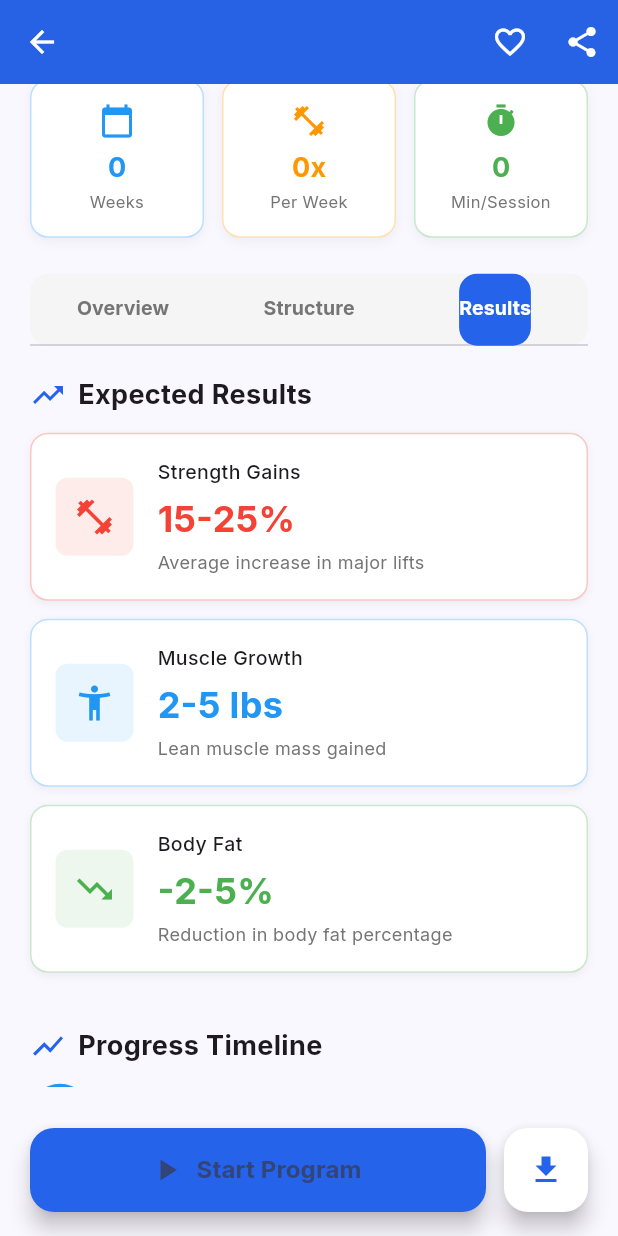
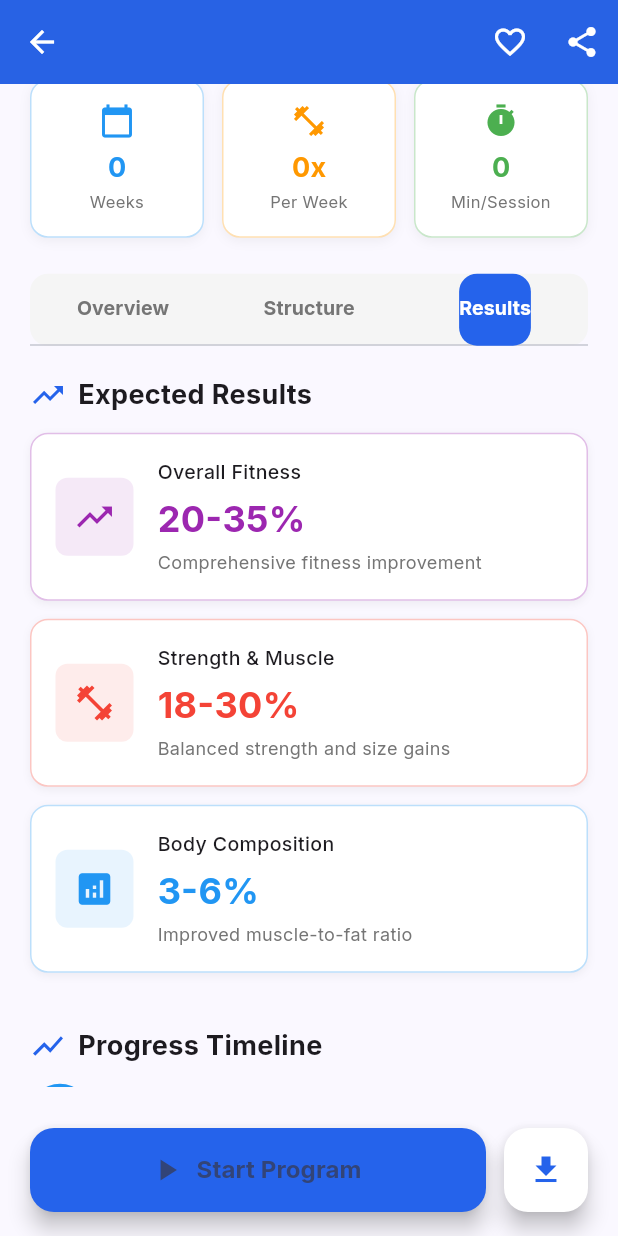
Before and after one commit to AKHIL-149/workout-wizard, a Flutter app: the ProgramDetailsScreen screen opened directly with empty values, tab 3 chosen, scrolled down 258 dp, on a phone screen of 412 x 824 dp. Run offline on Flutter 3.47's test engine with Material 3 defaults, Android fonts, the phone set to English and light mode, and no system bars; our stand-ins replace connectivity_plus, device_info_plus, fl_chart, google_fonts, shared_preferences; missing offline and left inert: shared_preferences.dart; accounts and stored records are empty.

Commit message:
Enhanced Results tab with goal-specific dynamic content and timeline

```diff
--- a/fitness_frontend/lib/screens/program_details_screen.dart
+++ b/fitness_frontend/lib/screens/program_details_screen.dart
@@ -468,6 +468,9 @@ class _ProgramDetailsScreenState extends State<ProgramDetailsScreen>
   }
 
   Widget _buildResultsTab() {
+    final goalSpecificResults = _buildGoalSpecificResults();
+    final dynamicTimeline = _buildDynamicTimeline();
+
     return SingleChildScrollView(
       padding: const EdgeInsets.all(20),
       child: Column(
@@ -475,52 +478,11 @@ class _ProgramDetailsScreenState extends State<ProgramDetailsScreen>
         children: [
           _buildSectionTitle('Expected Results', Icons.trending_up),
           const SizedBox(height: 12),
-
-          _buildResultCard(
-            'Strength Gains',
-            '15-25%',
-            'Average increase in major lifts',
-            Icons.fitness_center,
-            Colors.red,
-          ),
-          _buildResultCard(
-            'Muscle Growth',
-            '2-5 lbs',
-            'Lean muscle mass gained',
-            Icons.accessibility_new,
-            Colors.blue,
-          ),
-          _buildResultCard(
-            'Body Fat',
-            '-2-5%',
-            'Reduction in body fat percentage',
-            Icons.trending_down,
-            Colors.green,
-          ),
-
+          ...goalSpecificResults,
           const SizedBox(height: 24),
           _buildSectionTitle('Progress Timeline', Icons.show_chart),
           const SizedBox(height: 12),
-
-          _buildTimelineItem(
-            'Week 1-2',
-            'Adaptation Phase',
-            'Learning movements, some initial strength gains',
-            Colors.blue,
-          ),
-          _buildTimelineItem(
-            'Week 3-6',
-            'Noticeable Changes',
-            'Visible muscle definition, improved endurance',
-            Colors.orange,
-          ),
-          _buildTimelineItem(
-            'Week 7+',
-            'Transformation',
-            'Significant strength gains, body recomposition',
-            Colors.green,
-          ),
-
+          ...dynamicTimeline,
           const SizedBox(height: 24),
           Container(
             padding: const EdgeInsets.all(16),
@@ -548,6 +510,214 @@ class _ProgramDetailsScreenState extends State<ProgramDetailsScreen>
         ],
       ),
     );
+  }
+
+  List<Widget> _buildGoalSpecificResults() {
+    final goal = widget.recommendation.primaryGoal.toLowerCase();
+    final level = widget.recommendation.primaryLevel.toLowerCase();
+
+    // Adjust expectations based on level
+    double strengthMultiplier = level == 'beginner' ? 1.2 : (level == 'intermediate' ? 1.0 : 0.8);
+    double muscleMultiplier = level == 'beginner' ? 1.3 : (level == 'intermediate' ? 1.0 : 0.7);
+
+    if (goal.contains('strength') || goal.contains('power')) {
+      return [
+        _buildResultCard(
+          'Strength Gains',
+          '${(20 * strengthMultiplier).round()}-${(30 * strengthMultiplier).round()}%',
+          'Average increase in major lifts',
+          Icons.fitness_center,
+          Colors.red,
+        ),
+        _buildResultCard(
+          'Power Output',
+          '15-20%',
+          'Explosive strength improvements',
+          Icons.bolt,
+          Colors.orange,
+        ),
+        _buildResultCard(
+          'Muscle Density',
+          '${(2 * muscleMultiplier).round()}-${(4 * muscleMultiplier).round()} lbs',
+          'Dense, functional muscle mass',
+          Icons.accessibility_new,
+          Colors.blue,
+        ),
+      ];
+    } else if (goal.contains('muscle') || goal.contains('hypertrophy')) {
+      return [
+        _buildResultCard(
+          'Muscle Growth',
+          '${(3 * muscleMultiplier).round()}-${(7 * muscleMultiplier).round()} lbs',
+          'Lean muscle mass gained',
+          Icons.accessibility_new,
+          Colors.blue,
+        ),
+        _buildResultCard(
+          'Muscle Definition',
+          '40-60%',
+          'Increased muscle visibility',
+          Icons.visibility,
+          Colors.purple,
+        ),
+        _buildResultCard(
+          'Strength Gains',
+          '${(15 * strengthMultiplier).round()}-${(25 * strengthMultiplier).round()}%',
+          'Secondary benefit from training',
+          Icons.fitness_center,
+          Colors.red,
+        ),
+      ];
+    } else if (goal.contains('weight') || goal.contains('fat') || goal.contains('loss')) {
+      return [
+        _buildResultCard(
+          'Body Fat',
+          '-3-7%',
+          'Reduction in body fat percentage',
+          Icons.trending_down,
+          Colors.green,
+        ),
+        _buildResultCard(
+          'Weight Loss',
+          '8-15 lbs',
+          'Healthy sustainable fat loss',
+          Icons.monitor_weight,
+          Colors.teal,
+        ),
+        _buildResultCard(
+          'Muscle Retention',
+          '95-100%',
+          'Preserve lean muscle mass',
+          Icons.shield,
+          Colors.blue,
+        ),
+      ];
+    } else if (goal.contains('cardio') || goal.contains('endurance')) {
+      return [
+        _buildResultCard(
+          'VO2 Max',
+          '12-18%',
+          'Cardiovascular capacity improvement',
+          Icons.favorite,
+          Colors.red,
+        ),
+        _buildResultCard(
+          'Endurance',
+          '25-40%',
+          'Increased workout stamina',
+          Icons.timer,
+          Colors.orange,
+        ),
+        _buildResultCard(
+          'Recovery Speed',
+          '30-45%',
+          'Faster between-set recovery',
+          Icons.refresh,
+          Colors.green,
+        ),
+      ];
+    } else {
+      // General fitness or unknown goal
+      return [
+        _buildResultCard(
+          'Overall Fitness',
+          '20-35%',
+          'Comprehensive fitness improvement',
+          Icons.trending_up,
+          Colors.purple,
+        ),
+        _buildResultCard(
+          'Strength & Muscle',
+          '${(15 * strengthMultiplier).round()}-${(25 * strengthMultiplier).round()}%',
+          'Balanced strength and size gains',
+          Icons.fitness_center,
+          Colors.red,
+        ),
+        _buildResultCard(
+          'Body Composition',
+          '3-6%',
+          'Improved muscle-to-fat ratio',
+          Icons.analytics,
+          Colors.blue,
+        ),
+      ];
+    }
+  }
+
+  List<Widget> _buildDynamicTimeline() {
+    final weeks = widget.recommendation.programLength;
+    final level = widget.recommendation.primaryLevel.toLowerCase();
+
+    if (weeks <= 4) {
+      // Short programs
+      return [
+        _buildTimelineItem(
+          'Week 1',
+          'Quick Start',
+          level == 'beginner' ? 'Form mastery and initial adaptation' : 'Rapid strength activation',
+          Colors.blue,
+        ),
+        _buildTimelineItem(
+          'Week 2-3',
+          'Progressive Gains',
+          'Noticeable improvements in performance',
+          Colors.orange,
+        ),
+        _buildTimelineItem(
+          'Week 4',
+          'Peak Performance',
+          'Maximum output and visible changes',
+          Colors.green,
+        ),
+      ];
+    } else if (weeks <= 8) {
+      // Medium programs
+      return [
+        _buildTimelineItem(
+          'Week 1-2',
+          'Foundation Phase',
+          'Neural adaptation and movement patterns',
+          Colors.blue,
+        ),
+        _buildTimelineItem(
+          'Week 3-5',
+          'Growth Phase',
+          'Visible muscle development and strength gains',
+          Colors.orange,
+        ),
+        _buildTimelineItem(
+          'Week 6-8',
+          'Peak Phase',
+          'Maximum results and performance',
+          Colors.green,
+        ),
+      ];
+    } else {
+      // Long programs (8+ weeks)
+      final midPoint = (weeks / 2).round();
+      final peakPoint = ((weeks * 0.75).round());
+
+      return [
+        _buildTimelineItem(
+          'Week 1-$midPoint',
+          'Foundation Building',
+          'Systematic strength and muscle development',
+          Colors.blue,
+        ),
+        _buildTimelineItem(
+          'Week ${midPoint + 1}-$peakPoint',
+          'Acceleration Phase',
+          'Rapid gains and body transformation',
+          Colors.orange,
+        ),
+        _buildTimelineItem(
+          'Week ${peakPoint + 1}-$weeks',
+          'Peak & Consolidation',
+          'Maximum results and strength solidification',
+          Colors.green,
+        ),
+      ];
+    }
   }
 
 
```
